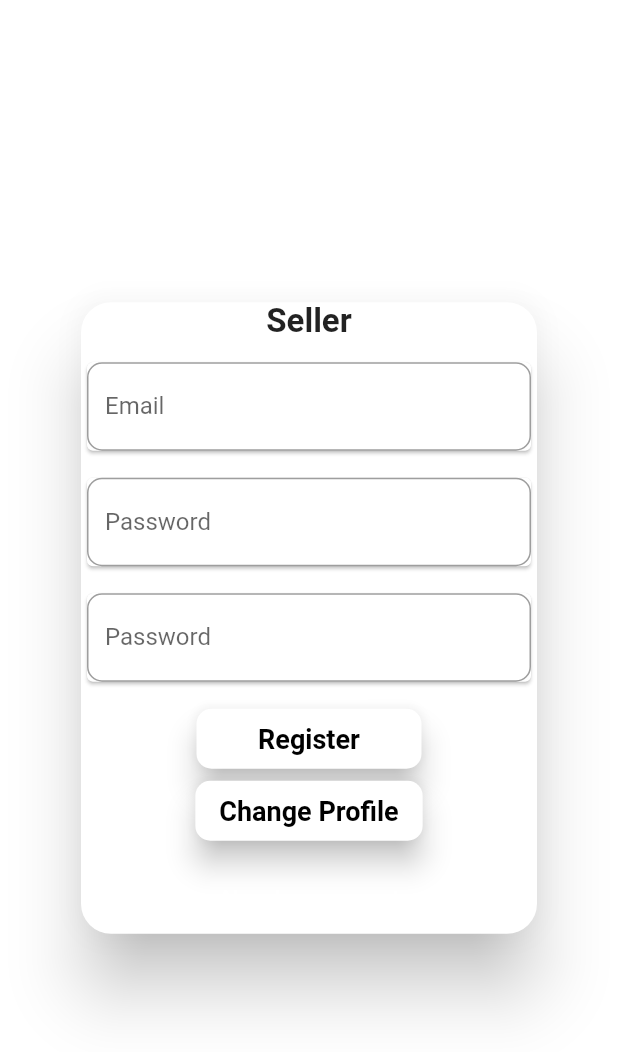
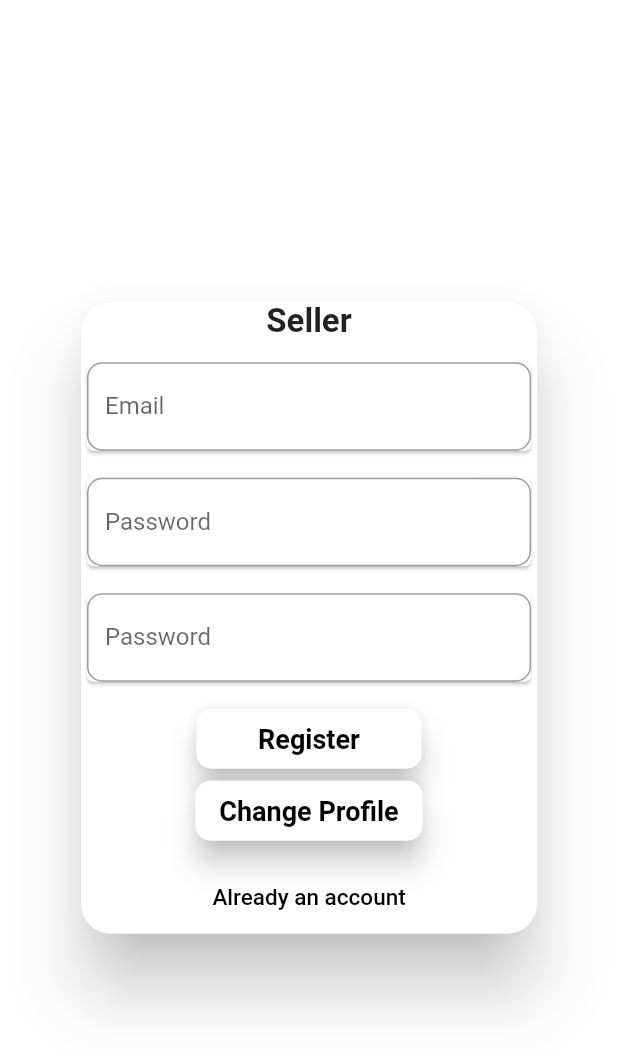
Before and after one commit to florin4l0r1n1/e_comerce_app, a Flutter app: the screen it shows after launch, after a tap on "Register", on a phone screen of 412 x 824 dp. Shown: the top 1052 px of the screen. Run offline on Flutter 3.47's test engine with Material 2 defaults, Android fonts, the phone set to English and light mode, and no system bars; our stand-ins replace bloc, cloud_firestore, equatable, firebase_auth, firebase_core, flutter_bloc and 1 more; accounts and stored records are empty.

Commit message:
small changes-obscure test,design

```diff
--- a/lib/core/auth_validators.dart
+++ b/lib/core/auth_validators.dart
@@ -2,6 +2,7 @@
   bool isPasswordValid(String password) => password.length > 6;
 
   bool isEmailValid(String email) {
+
     return true;
   }
 }
--- a/lib/models/item_model.dart
+++ b/lib/models/item_model.dart
@@ -2,7 +2,7 @@
 import 'package:e_comerce_app/entites/item_entity.dart';
 
 class Item {
-  final String title;
+   String title;
   final String description;
   final String pictureUrl;
   final double price;
--- a/lib/presentation/screens/widgets/auth/sign_up_form_page.dart
+++ b/lib/presentation/screens/widgets/auth/sign_up_form_page.dart
@@ -67,6 +67,7 @@
                   ),
                   sizedBox(),
                   CustomTextFormField(
+                    obscureText: false,
                     validator: (email) {
                       email1 = email;
                       if (isEmailValid(email)) {
@@ -80,6 +81,7 @@
                   ),
                   sizedBox(),
                   CustomTextFormField(
+                    obscureText: true,
                     validator: (password) {
                       password1 = password;
                       if (isPassword1Valid(password1)) {
@@ -93,6 +95,7 @@
                   ),
                   sizedBox(),
                   CustomTextFormField(
+                    obscureText: true,
                     validator: (password) {
                       password2 = password;
                       if (isPassword2Valid(password2)) {
@@ -126,8 +129,13 @@
                       print("register");
                       Navigator.pushReplacementNamed(context, '/signInScreen');
                     },
-                    child: const Text("Already an account"),
-                  )
+                    child: Text(
+                      "Already an account",
+                      style: TextStyle(
+                          color: Theme.of(context).colorScheme.secondary,
+                          fontSize: 15),
+                    ),
+                  ),
                 ],
               ),
             ),
--- a/lib/presentation/screens/widgets/utils/text_form_field.dart
+++ b/lib/presentation/screens/widgets/utils/text_form_field.dart
@@ -8,8 +8,10 @@
   String errorText;
   String labelText;
   String hintText;
+  bool obscureText;
   CustomTextFormField({
     Key key,
+    this.obscureText,
     this.validator,
     this.errorText,
     this.onChanged,
@@ -21,6 +23,7 @@
     return Card(
       color: Colors.white,
       child: TextFormField(
+          obscureText: obscureText,
           validator: validator,
           onChanged: onChanged,
           style: const TextStyle(color: Colors.black),
```
Also changed, not shown: lib/presentation/screens/menu/add_item_screen.dart (+6 -4 lines), lib/presentation/screens/widgets/auth/sign_in_form_page.dart (+11 -5 lines), lib/presentation/screens/widgets/menu/add_item_widget.dart (+19 -21 lines).
